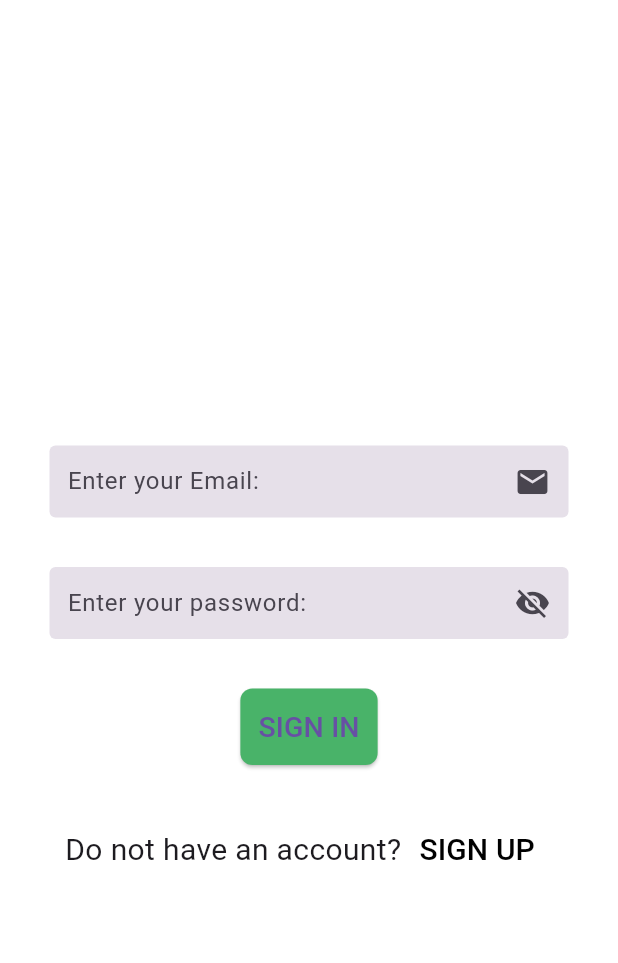
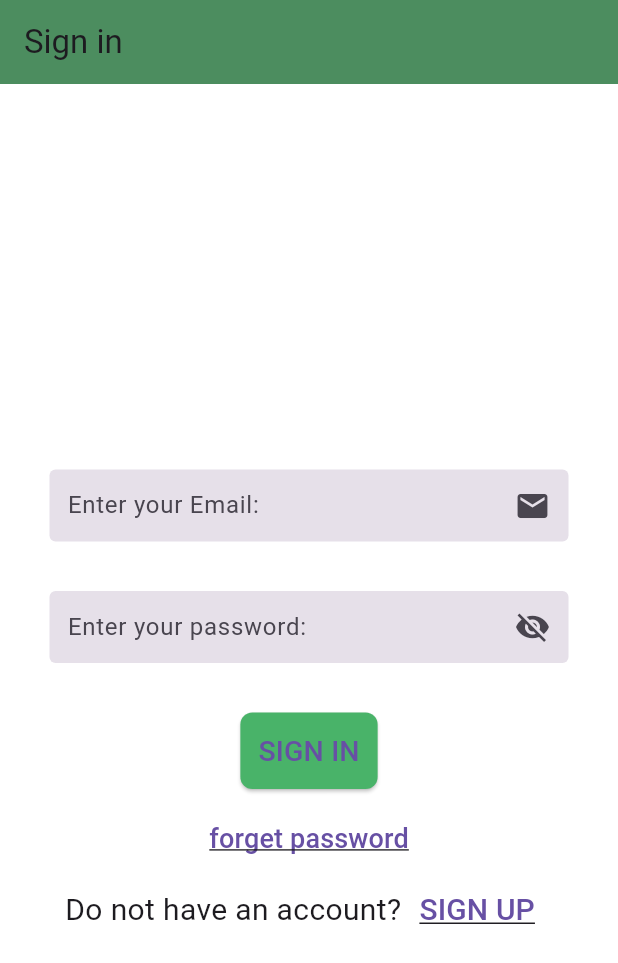
Before and after one commit to Demiana122/watches, a Flutter app: the screen it shows after launch, on a phone screen of 412 x 824 dp. Shown: the top 963 px of the screen. Run offline on Flutter 3.47's test engine with Material 3 defaults, Android fonts, the light colour scheme and no system bars; our stand-ins replace firebase_auth, firebase_core; accounts and stored records are empty.

Commit message:
first_branch

```diff
--- a/lib/main.dart
+++ b/lib/main.dart
@@ -1,7 +1,8 @@
 import 'package:amigurumi_art/firebase_options.dart';
 import 'package:amigurumi_art/pages/home.dart';
-import 'package:amigurumi_art/pages/login.dart';
 import 'package:amigurumi_art/pages/register.dart';
+import 'package:amigurumi_art/pages/signIn.dart';
+import 'package:amigurumi_art/pages/verify.dart';
 import 'package:amigurumi_art/provider/cart.dart';
 import 'package:amigurumi_art/shared/snackbar.dart';
 import 'package:flutter/material.dart';
@@ -32,11 +33,16 @@ class MyApp extends StatelessWidget {
         home: StreamBuilder(
             stream: FirebaseAuth.instance.authStateChanges(),
             builder: (context, snapshot) {
-if (snapshot.connectionState == ConnectionState.waiting) {return Center(child: CircularProgressIndicator(color: Colors.white,));}
-      else if (snapshot.hasError) {return showSnackBar(context, "Something went wrong");}
-
-            else if (snapshot.hasData) {
-                return Home();
+              if (snapshot.connectionState == ConnectionState.waiting) {
+                return Center(
+                    child: CircularProgressIndicator(
+                  color: Colors.white,
+                ));
+              } else if (snapshot.hasError) {
+                return showSnackBar(context, "Something went wrong");
+              } else if (snapshot.hasData) {
+                //  return Home();
+                return VerifyEmailPage(); // either go to verify email or go to home
               } else {
                 return Login();
               }
--- a/lib/pages/login.dart
+++ /dev/null
@@ -1,148 +0,0 @@
-import 'package:amigurumi_art/pages/register.dart';
-import 'package:amigurumi_art/shared/constants.dart';
-import 'package:amigurumi_art/shared/constcolors.dart';
-import 'package:amigurumi_art/shared/snackbar.dart';
-import 'package:firebase_auth/firebase_auth.dart';
-import 'package:flutter/material.dart';
-
-class Login extends StatefulWidget {
-  Login({super.key});
-
-  @override
-  State<Login> createState() => _LoginState();
-}
-
-class _LoginState extends State<Login> {
-  bool isvisible = false;
-  final emailController = TextEditingController();
-  final passwordController = TextEditingController();
-
-  signIn() async {
-    showDialog(
-        context: context,
-        builder: (context) {
-          return Center(
-            child: CircularProgressIndicator(
-              color: Colors.white,
-            ),
-          );
-        });
-
-    try {
-      final credential = await FirebaseAuth.instance.signInWithEmailAndPassword(
-        email: emailController.text,
-        password: passwordController.text,
-      );
-      // showSnackBar(context, "Donee");
-    } on FirebaseAuthException catch (e) {
-      showSnackBar(context, "Error :${e.code}");
-    }
-    //stop progress indicator
-    if (!mounted) return;
-    Navigator.pop(context);
-  }
-
-  @override
-  void dispose() {
-    emailController.dispose();
-    passwordController.dispose();
-    super.dispose();
-  }
-
-  @override
-  Widget build(BuildContext context) {
-    return SafeArea(
-      child: Scaffold(
-        backgroundColor: Colors.white,
-        body: Center(
-          child: Padding(
-            padding: const EdgeInsets.all(33.0),
-            child: Column(
-              mainAxisAlignment: MainAxisAlignment.center,
-              children: [
-                const SizedBox(
-                  height: 64,
-                ),
-                TextField(
-                  controller: emailController,
-                  keyboardType: TextInputType.emailAddress,
-                  obscureText: false,
-                  decoration: decorationTextfield.copyWith(
-                    hintText: "Enter your Email: ",
-                    suffixIcon: Icon(Icons.email),
-                  ),
-                ),
-                const SizedBox(
-                  height: 33,
-                ),
-                TextField(
-                  controller: passwordController,
-                  keyboardType: TextInputType.text,
-                  obscureText:  isvisible? false:true,
-                  decoration: decorationTextfield.copyWith(
-                    hintText: "Enter your password: ",
-                    suffixIcon: IconButton(
-                      onPressed: () {
-                        setState(() {
-                          isvisible = !isvisible;
-                        });
-                      },
-                      icon: isvisible
-                          ? Icon(Icons.visibility)
-                          : Icon(Icons.visibility_off),
-                    ),
-                  ),
-                ),
-                const SizedBox(
-                  height: 33,
-                ),
-                ElevatedButton(
-                  onPressed: () async {
-                    await signIn();
-                    if (!mounted) return;
-                    showSnackBar(context, "Done...");
-                  },
-                  style: ButtonStyle(
-                    backgroundColor: WidgetStateProperty.all(BTNgreen),
-                    padding: WidgetStateProperty.all(const EdgeInsets.all(12)),
-                    shape: WidgetStateProperty.all(RoundedRectangleBorder(
-                        borderRadius: BorderRadius.circular(8))),
-                  ),
-                  child: const Text(
-                    "SIGN IN",
-                    style: TextStyle(fontSize: 19),
-                  ),
-                ),
-                const SizedBox(
-                  height: 33,
-                ),
-                Row(
-                  mainAxisAlignment: MainAxisAlignment.center,
-                  children: [
-                    const Text("Do not have an account?",
-                        style: TextStyle(fontSize: 20)),
-                    TextButton(
-                      onPressed: () {
-                        Navigator.pushReplacement(
-                          context,
-                          MaterialPageRoute(builder: (context) => Register()),
-                        );
-                      },
-                      child: const Text(
-                        'SIGN UP',
-                        style: TextStyle(
-                          color: Colors.black,
-                          fontSize: 20,
-                        ),
-                      ),
-                    ),
-                  ],
-                )
-              ],
-            ),
-          ),
-        ),
-      ),
-    );
-  }
-}
--- /dev/null
+++ b/lib/pages/signIn.dart
@@ -0,0 +1,170 @@
+import 'package:amigurumi_art/pages/forgotpassword.dart';
+import 'package:amigurumi_art/pages/register.dart';
+import 'package:amigurumi_art/shared/constants.dart';
+import 'package:amigurumi_art/shared/constcolors.dart';
+import 'package:amigurumi_art/shared/snackbar.dart';
+import 'package:firebase_auth/firebase_auth.dart';
+import 'package:flutter/material.dart';
+
+class Login extends StatefulWidget {
+  Login({super.key});
+
+  @override
+  State<Login> createState() => _LoginState();
+}
+
+class _LoginState extends State<Login> {
+  bool isvisible = false;
+  final emailController = TextEditingController();
+  final passwordController = TextEditingController();
+
+  signIn() async {
+    showDialog(
+        context: context,
+        builder: (context) {
+          return Center(
+            child: CircularProgressIndicator(
+              color: const Color.fromARGB(255, 184, 181, 181),
+            ),
+          );
+        });
+
+    try {
+      final credential = await FirebaseAuth.instance.signInWithEmailAndPassword(
+        email: emailController.text,
+        password: passwordController.text,
+      );
+      // showSnackBar(context, "Donee");
+    } on FirebaseAuthException catch (e) {
+      showSnackBar(context, "Error :${e.code}");
+    }
+    //stop progress indicator
+    if (!mounted) return;
+    Navigator.pop(context);
+  }
+
+  @override
+  void dispose() {
+    emailController.dispose();
+    passwordController.dispose();
+    super.dispose();
+  }
+
+  @override
+  Widget build(BuildContext context) {
+    return
+    Scaffold(
+        appBar:AppBar(
+        backgroundColor:appbarGreen,
+          title:Text("Sign in"),
+        ),
+        backgroundColor: Colors.white,
+        body: Center(
+          child: Padding(
+            padding: const EdgeInsets.all(33.0),
+            child: SingleChildScrollView(
+              child: Column(
+                mainAxisAlignment: MainAxisAlignment.center,
+                children: [
+                  const SizedBox(
+                    height: 64,
+                  ),
+                  TextField(
+                    controller: emailController,
+                    keyboardType: TextInputType.emailAddress,
+                    obscureText: false,
+                    decoration: decorationTextfield.copyWith(
+                      hintText: "Enter your Email: ",
+                      suffixIcon: Icon(Icons.email),
+                    ),
+                  ),
+                  const SizedBox(
+                    height: 33,
+                  ),
+                  TextField(
+                    controller: passwordController,
+                    keyboardType: TextInputType.text,
+                    obscureText:  isvisible? false:true,
+                    decoration: decorationTextfield.copyWith(
+                      hintText: "Enter your password: ",
+                      suffixIcon: IconButton(
+                        onPressed: () {
+                          setState(() {
+                            isvisible = !isvisible;
+                          });
+                        },
+                        icon: isvisible
+                            ? Icon(Icons.visibility)
+                            : Icon(Icons.visibility_off),
+                      ),
+                    ),
+                  ),
+                  const SizedBox(
+                    height: 33,
+                  ),
+                  ElevatedButton(
+                    onPressed: () async {
+                      await signIn();
+                      if (!mounted) return;
+                      showSnackBar(context, "Done...");
+                    },
+                    style: ButtonStyle(
+                      backgroundColor: WidgetStateProperty.all(BTNgreen),
+                      padding: WidgetStateProperty.all(const EdgeInsets.all(12)),
+                      shape: WidgetStateProperty.all(RoundedRectangleBorder(
+                          borderRadius: BorderRadius.circular(8))),
+                    ),
+                    child: const Text(
+                      "SIGN IN",
+                      style: TextStyle(fontSize: 19),
+                    ),
+
+                  ),
+                  const SizedBox(
+                    height: 9,
+                  ),
+                  TextButton(onPressed: (){
+                      Navigator.push(
+                            context,
+                            MaterialPageRoute(builder: (context) => Forgotpassword()),
+                          );
+                  },
+                   child:Text(
+                    "forget password",style: TextStyle(
+                      fontSize: 18,
+                      decoration: TextDecoration.underline,
+                    ),
+                   )
+                   ),
+
+                  Row(
+                    mainAxisAlignment: MainAxisAlignment.center,
+                    children: [
+                      const Text("Do not have an account?",
+                          style: TextStyle(fontSize: 20)),
+                      TextButton(
+                        onPressed: () {
+                          Navigator.pushReplacement(
+                            context,
+                            MaterialPageRoute(builder: (context) => Register()),
+                          );
+                        },
+                        child: const Text(
+                          'SIGN UP',
+                          style: TextStyle(
+                              decoration: TextDecoration.underline,
+                            fontSize: 20,
+                          ),
+                        ),
+                      ),
+                    ],
+                  )
+                ],
+              ),
+            ),
+          ),
+        ),
+      );
+
+  }
+}
```
Also changed, not shown: lib/pages/forgotpassword.dart (added, +131 -0 lines), lib/pages/register.dart (+11 -5 lines), lib/pages/verify.dart (added, +133 -0 lines).
